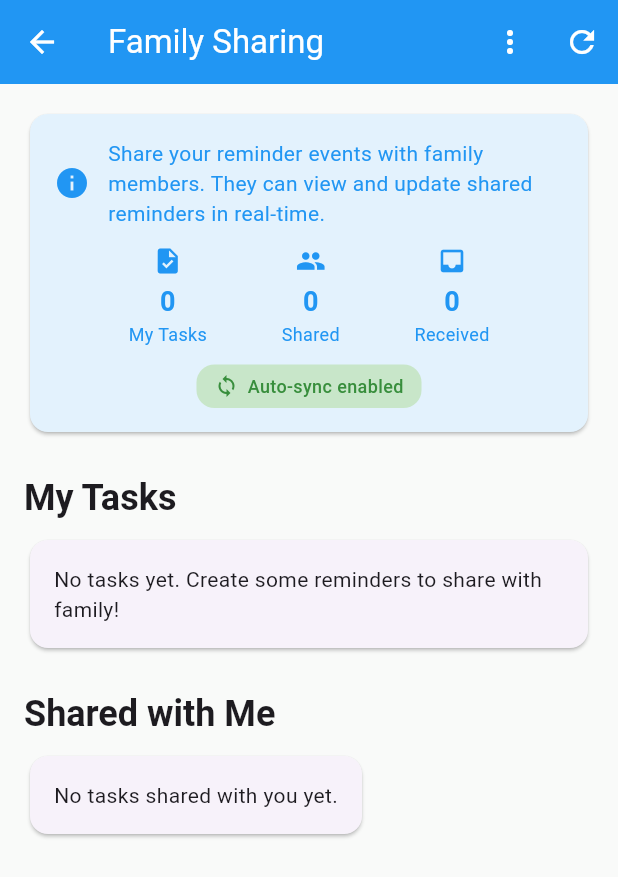
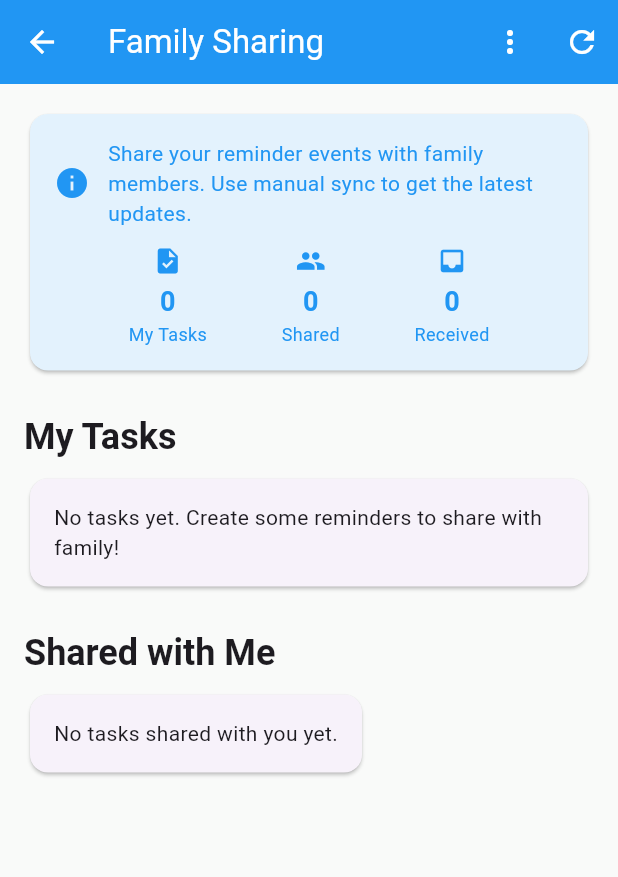
Before and after one commit to 713zhao/aireminder, a Flutter app: the FamilySharingScreen screen opened directly, on a phone screen of 412 x 824 dp. Shown: the top 877 px of the screen. Run offline on Flutter 3.47's test engine with Material 3 defaults, Android fonts, the phone set to English and light mode, and no system bars; our stand-ins replace cloud_firestore, firebase_auth, firebase_core, flutter_local_notifications, flutter_tts, google_mobile_ads and 5 more; missing offline and left inert: dart:html, dart:js_interop; accounts and stored records are empty; network calls fail.

Commit message:
remove the auto sharing functionality

```diff
--- a/lib/screens/family_sharing_screen.dart
+++ b/lib/screens/family_sharing_screen.dart
@@ -1,6 +1,5 @@
 import 'package:flutter/material.dart';
 import '../services/firestore_sync.dart';
-import '../services/settings_service.dart';
 import '../models/task.dart';
 
 class FamilySharingScreen extends StatefulWidget {
@@ -533,8 +532,7 @@ class _FamilySharingScreenState extends State<FamilySharingScreen> {
                 ),
                 onTap: () => Future.delayed(Duration.zero, _testPermissions),
               ),
-              // Manual sync option (when auto-sync is disabled)
-              if (!SettingsService.autoSyncFamily)
+              // Manual sync option
               PopupMenuItem(
                 child: const ListTile(
                   leading: Icon(Icons.sync),
@@ -575,7 +573,7 @@ class _FamilySharingScreenState extends State<FamilySharingScreen> {
                                 SizedBox(width: 12),
                                 Expanded(
                                   child: Text(
-                                    'Share your reminder events with family members. They can view and update shared reminders in real-time.',
+                                    'Share your reminder events with family members. Use manual sync to get the latest updates.',
                                     style: TextStyle(color: Colors.blue),
                                   ),
                                 ),
@@ -590,36 +588,6 @@ class _FamilySharingScreenState extends State<FamilySharingScreen> {
                                 _buildStatCard('Shared', _ownTasks.where((t) => t.isShared).length.toString(), Icons.people),
                                 _buildStatCard('Received', _sharedTasks.length.toString(), Icons.inbox),
                               ],
-                            ),
-                            const SizedBox(height: 12),
-                            // Sync status
-                            Container(
-                              padding: const EdgeInsets.symmetric(horizontal: 12, vertical: 6),
-                              decoration: BoxDecoration(
-                                color: SettingsService.autoSyncFamily ? Colors.green[100] : Colors.orange[100],
-                                borderRadius: BorderRadius.circular(12),
-                              ),
-                              child: Row(
-                                mainAxisSize: MainAxisSize.min,
-                                children: [
-                                  Icon(
-                                    SettingsService.autoSyncFamily ? Icons.sync : Icons.sync_disabled,
-                                    size: 16,
-                                    color: SettingsService.autoSyncFamily ? Colors.green[700] : Colors.orange[700],
-                                  ),
-                                  const SizedBox(width: 6),
-                                  Text(
-                                    SettingsService.autoSyncFamily
-                                      ? 'Auto-sync enabled'
-                                      : 'Auto-sync disabled',
-                                    style: TextStyle(
-                                      color: SettingsService.autoSyncFamily ? Colors.green[700] : Colors.orange[700],
-                                      fontSize: 12,
-                                      fontWeight: FontWeight.w500,
-                                    ),
-                                  ),
-                                ],
-                              ),
                             ),
                           ],
                         ),
--- a/lib/services/firestore_sync.dart
+++ b/lib/services/firestore_sync.dart
@@ -10,7 +10,6 @@ import 'package:flutter/foundation.dart' show kIsWeb;
 import '../firebase_options.dart' as fo;
 import '../models/task.dart';
 import '../data/hive_task_repository.dart';
-import 'settings_service.dart';
 
 /// FirestoreSyncService
 /// - Initializes Firebase (using generated firebase_options when available)
@@ -651,10 +650,10 @@ class FirestoreSyncService {
       _handleListenError(e);
     });
 
-    // Listen to shared tasks (only if auto-sync is enabled)
+    // Listen to shared tasks
     final userEmail = _auth!.currentUser!.email;
-    if (userEmail != null && SettingsService.autoSyncFamily) {
-      print('[FirestoreSync] Setting up shared task listener (auto-sync enabled)');
+    if (userEmail != null) {
+      print('[FirestoreSync] Setting up shared task listener');
       _sharedSub = _fs!
           .collection('sharing_index')
           .doc(userEmail)
--- a/lib/services/settings_service.dart
+++ b/lib/services/settings_service.dart
@@ -24,9 +24,6 @@ class SettingsService {
   /// Get the Gemini API key
   static String get geminiApiKey => _box.get('geminiApiKey', defaultValue: '') as String;
 
-  /// Get the automatic family sync setting (only for online users)
-  static bool get autoSyncFamily => _box.get('autoSyncFamily', defaultValue: true) as bool;
-
   /// Set standalone mode
   static void setStandaloneMode(bool value) {
     _box.put('standaloneMode', value);
@@ -51,9 +48,4 @@ class SettingsService {
   static void setGeminiApiKey(String value) {
     _box.put('geminiApiKey', value);
   }
-
-  /// Set automatic family sync
-  static void setAutoSyncFamily(bool value) {
-    _box.put('autoSyncFamily', value);
-  }
 }
```
Also changed, not shown: lib/screens/settings.dart (+0 -61 lines). Lines whose indentation alone changed are shown as unchanged.
